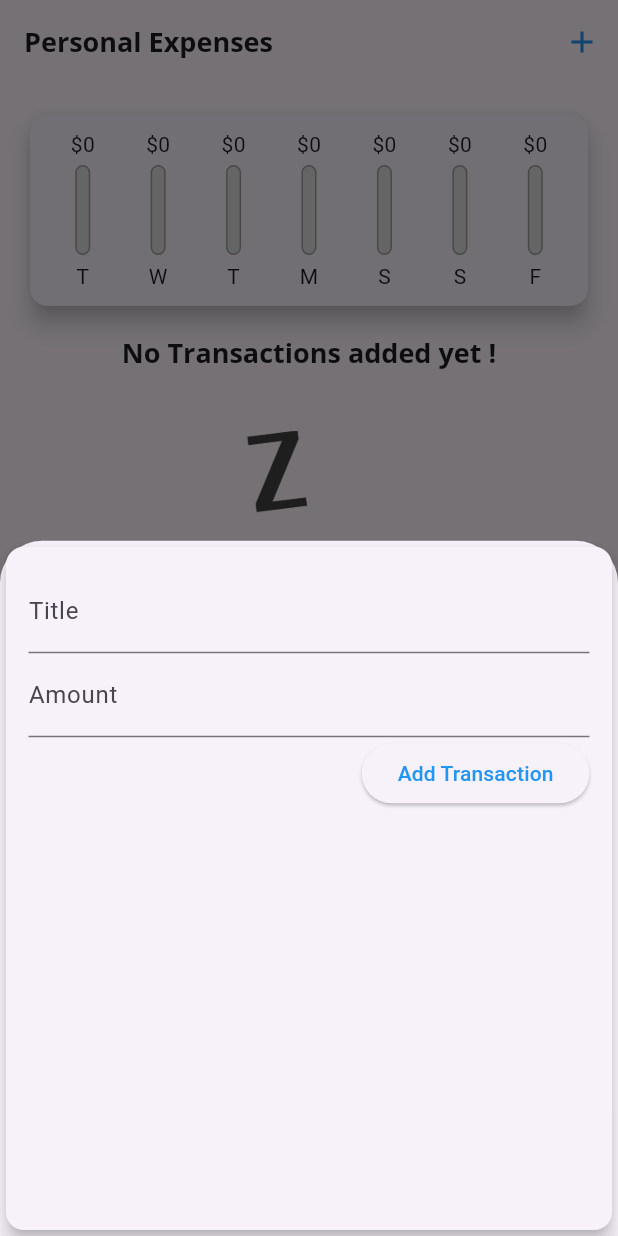
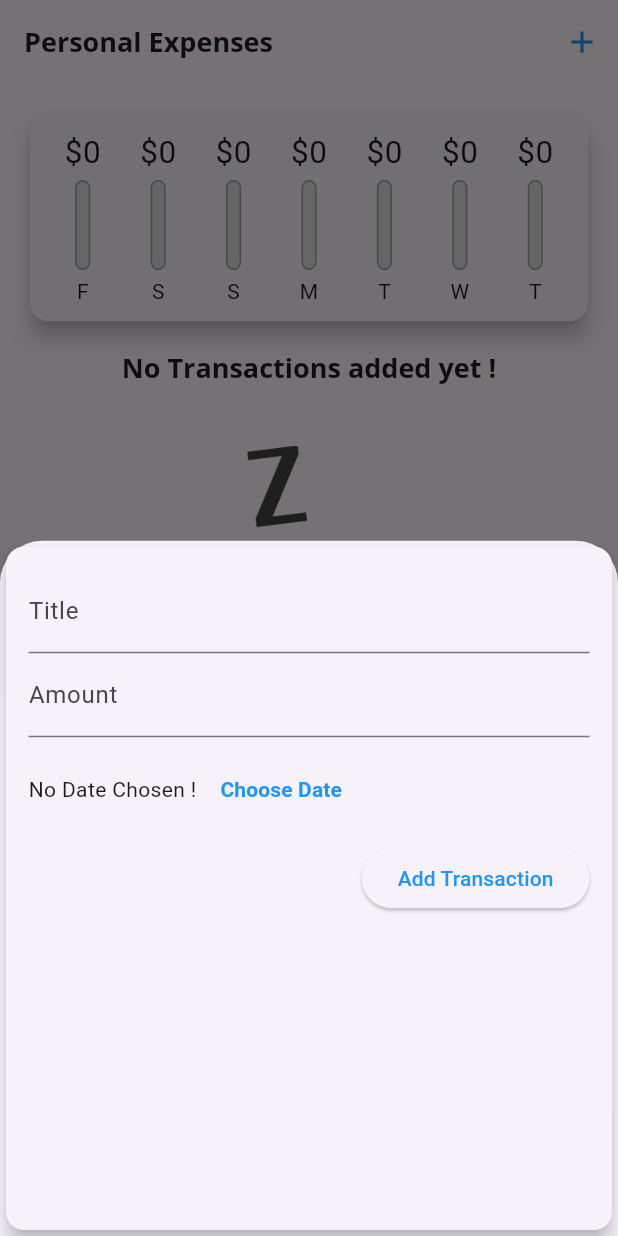
Before and after one commit to Assil28/Expense_Planner, a Flutter app: the screen it shows after launch, after a tap on the "add" icon, on a phone screen of 412 x 824 dp. Run offline on Flutter 3.47's test engine with Material 3 defaults, Android fonts, the phone set to English and light mode, and no system bars.

Commit message:
add _showDatePicker to add new transaction

```diff
--- a/lib/main.dart
+++ b/lib/main.dart
@@ -3,6 +3,8 @@ import 'package:expense_planner/widgets/chart.dart';
 import 'package:expense_planner/widgets/new_transaction.dart';
 import 'package:expense_planner/widgets/transaction_list.dart';
 import 'package:flutter/material.dart';
+
+
 
 void main() => runApp(MyApp());
 
--- a/lib/widgets/chart.dart
+++ b/lib/widgets/chart.dart
@@ -22,14 +22,16 @@ class Chart extends StatelessWidget {
         }
       }
 
-      return {'day': DateFormat.E().format(weekDay).substring(0,1),
-       'amount': totalSum};
-    });
+      return {
+        'day': DateFormat.E().format(weekDay).substring(0, 1),
+        'amount': totalSum
+      };
+    }).reversed.toList();
   }
 
-  double get totalSpending{
-    return groupedTransactionValues.fold(0.0, (sum,item) {
-        return sum+(item['amount'] as double);
+  double get totalSpending {
+    return groupedTransactionValues.fold(0.0, (sum, item) {
+      return sum + (item['amount'] as double);
     });
   }
 
@@ -43,7 +45,7 @@ class Chart extends StatelessWidget {
         padding: EdgeInsets.all(10),
         child: Row(
           mainAxisAlignment: MainAxisAlignment.spaceAround,
-          children: groupedTransactionValues.map((data){
+          children: groupedTransactionValues.map((data) {
             return Flexible(
               fit: FlexFit.tight,
               child: ChartBar(
--- a/lib/widgets/chart_bar.dart
+++ b/lib/widgets/chart_bar.dart
@@ -11,8 +11,11 @@ class ChartBar extends StatelessWidget {
   Widget build(BuildContext context) {
     return Column(
       children: <Widget>[
-        FittedBox(
-          child: Text('\$${spendingAmount.toStringAsFixed(0)}'),
+        Container(
+          height: 30,
+          child: FittedBox(
+            child: Text('\$${spendingAmount.toStringAsFixed(0)}'),
+          ),
         ),
         SizedBox(
           height: 4,
--- a/lib/widgets/new_transaction.dart
+++ b/lib/widgets/new_transaction.dart
@@ -29,6 +29,14 @@ class _NewTransactionState extends State<NewTransaction> {
     Navigator.of(context).pop();
   }
 
+  void _presentDatePicker() {
+    showDatePicker(
+        context: context,
+        initialDate: DateTime.now(),
+        firstDate: DateTime(2024),
+        lastDate: DateTime.now());
+  }
+
   @override
   Widget build(BuildContext context) {
     return Card(
@@ -55,6 +63,21 @@ class _NewTransactionState extends State<NewTransaction> {
               keyboardType: TextInputType.number,
               onSubmitted: (_) => submitData,
             ),
+            Container(
+              height: 70,
+              child: Row(
+                children: [
+                  Text('No Date Chosen !'),
+                  MaterialButton(
+                      onPressed: _presentDatePicker,
+                      child: const Text(
+                        'Choose Date',
+                        style: TextStyle(
+                            color: Colors.blue, fontWeight: FontWeight.bold),
+                      )),
+                ],
+              ),
+            ),
             ElevatedButton(
               child: Text(
                 'Add Transaction',
```
Also changed, not shown: lib/widgets/transaction_list.dart (+18 -33 lines). Lines whose indentation alone changed are shown as unchanged.
